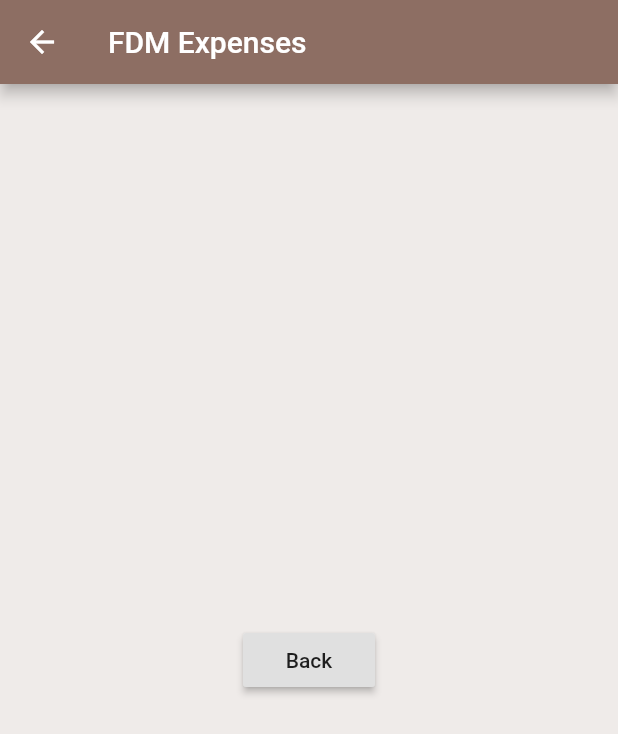
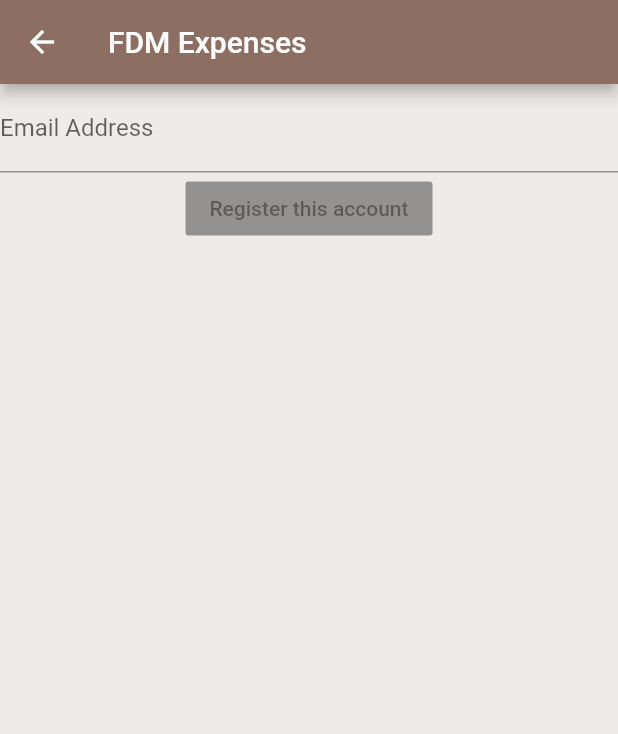
Before and after one commit to eso5-uol/Flutter-reciepts-app, a Flutter app: the Register screen opened directly, on a phone screen of 412 x 824 dp. Shown: the top 734 px of the screen. Run offline on Flutter 3.47's test engine with Material 2 defaults, Android fonts, the phone set to English and light mode, and no system bars; our stand-ins replace firebase_auth, fluttertoast; accounts and stored records are empty.

Commit message:
Added email field with basic validation and submit button

```diff
--- a/fdm_expenses_app/lib/screens/register/register.dart
+++ b/fdm_expenses_app/lib/screens/register/register.dart
@@ -1,5 +1,6 @@
 import 'package:flutter/material.dart';
 import 'package:fdm_expenses_app/screens/services/auth.dart';
+import 'package:fdm_expenses_app/validators.dart';
 
 class Register extends StatefulWidget {
   @override
@@ -22,12 +23,29 @@ class _RegisterState extends State<Register> {
         backgroundColor: Colors.brown[400],
         title: Text("FDM Expenses"),
       ),
-      body: Center(
-        child: RaisedButton(
-          onPressed: () {
-            Navigator.pop(context);
-          },
-          child: Text('Back'),
+      body: Container(
+        child: Form(
+          child: Column(
+            children: <Widget>[
+              TextFormField(
+                validator: Validator.emptyEmail,
+                onChanged: (value) {
+                  setState(() {
+                    _email = value;
+                  });
+                },
+                decoration: const InputDecoration(
+                  hintText: "Username@fdm.co.uk",
+                  labelText: "Email Address",
+                )
+              ),
+              RaisedButton(
+                child: Text(
+                  "Register this account"
+                )
+              )
+            ],
+          )
         )
       )
     );
```
